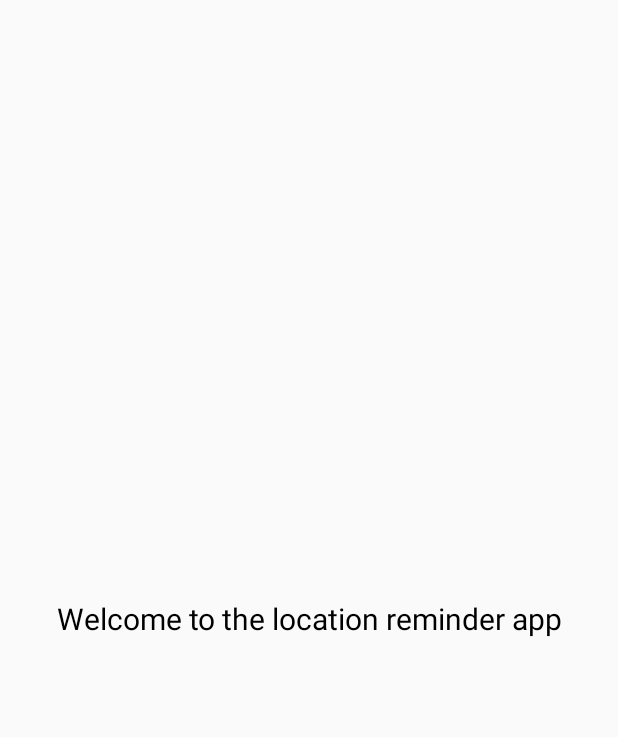
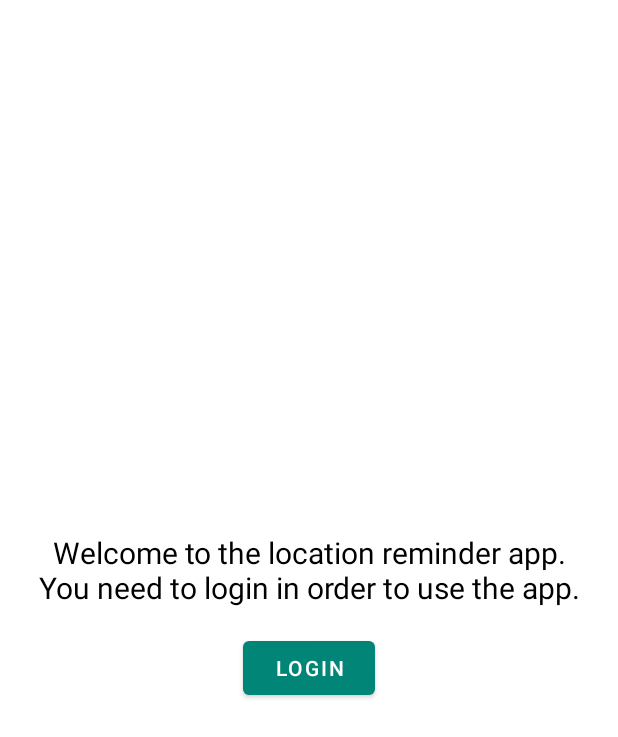
Before and after one commit to fbogulak/location-reminder, an Android app: the layout activity_authentication.xml on its own in the app's theme, with its tools: preview values and no code run, on a phone screen of 412 x 824 dp. Shown: the top 737 px of the screen. Run offline under Robolectric (Android 15) with nearby library versions, the phone set to English and light mode, and no system bars.

Commit message:
Create login screen

```diff
--- a/app/build.gradle
+++ b/app/build.gradle
@@ -16,6 +16,7 @@ android {
         versionCode 1
         versionName "1.0"
         testInstrumentationRunner "androidx.test.runner.AndroidJUnitRunner"
+        multiDexEnabled true
     }
     buildTypes {
         release {
@@ -122,5 +123,10 @@ dependencies {
     implementation "com.google.android.gms:play-services-location:$playServicesVersion"
     implementation "com.google.android.gms:play-services-maps:$playServicesVersion"
 
+    // Firebase
+    implementation 'com.firebaseui:firebase-ui-auth:5.0.0'
+
+    // Multidex
+    implementation 'com.android.support:multidex:1.0.3'
 
 }
--- a/app/src/debug/res/values/google_maps_api.xml
+++ b/app/src/debug/res/values/google_maps_api.xml
@@ -1,4 +1,4 @@
 <resources>
 <!--    TODO: Before you run your application, you need a Google Maps API key.-->
-    <string name="google_maps_key" templateMergeStrategy="preserve" translatable="false"></string>
+    <string name="google_maps_key" templateMergeStrategy="preserve" translatable="false">AIzaSyAAdynbqPcOgoPAXRmqkqXlTRZdsMGYqv8</string>
 </resources>
--- a/app/src/main/res/layout/activity_authentication.xml
+++ b/app/src/main/res/layout/activity_authentication.xml
@@ -7,14 +7,38 @@
     tools:context=".authentication.AuthenticationActivity">
 
     <TextView
-        android:layout_width="wrap_content"
+        android:id="@+id/welcome_text"
+        android:layout_width="0dp"
         android:layout_height="wrap_content"
+        android:layout_marginStart="16dp"
+        android:layout_marginLeft="16dp"
+        android:layout_marginEnd="16dp"
+        android:layout_marginRight="16dp"
+        android:gravity="center_horizontal"
         android:text="@string/welcome_to_the_location_reminder_app"
         android:textColor="@color/black"
         android:textSize="@dimen/text_size_large"
+        app:layout_constraintBottom_toTopOf="@+id/login_button"
+        app:layout_constraintEnd_toEndOf="parent"
+        app:layout_constraintHorizontal_bias="0.5"
+        app:layout_constraintStart_toStartOf="parent"
+        app:layout_constraintTop_toTopOf="parent"
+        app:layout_constraintVertical_chainStyle="packed" />
+
+    <Button
+        android:id="@+id/login_button"
+        android:layout_width="wrap_content"
+        android:layout_height="wrap_content"
+        android:layout_marginStart="16dp"
+        android:layout_marginLeft="16dp"
+        android:layout_marginTop="16dp"
+        android:layout_marginEnd="16dp"
+        android:layout_marginRight="16dp"
+        android:text="@string/login"
         app:layout_constraintBottom_toBottomOf="parent"
         app:layout_constraintEnd_toEndOf="parent"
+        app:layout_constraintHorizontal_bias="0.5"
         app:layout_constraintStart_toStartOf="parent"
-        app:layout_constraintTop_toTopOf="parent" />
+        app:layout_constraintTop_toBottomOf="@+id/welcome_text" />
 
 </androidx.constraintlayout.widget.ConstraintLayout>
--- a/app/src/main/res/values/strings.xml
+++ b/app/src/main/res/values/strings.xml
@@ -9,7 +9,7 @@
     <string name="save">Save</string>
     <string name="reminder_saved">Reminder Saved !</string>
     <string name="logout">Logout</string>
-    <string name="welcome_to_the_location_reminder_app">Welcome to the location reminder app</string>
+    <string name="welcome_to_the_location_reminder_app">Welcome to the location reminder app.\nYou need to login in order to use the app.</string>
     <string name="login">Login</string>
     <string name="title_activity_maps">Map</string>
     <string name="normal_map">Normal Map</string>
--- a/app/src/main/res/values/styles.xml
+++ b/app/src/main/res/values/styles.xml
@@ -1,7 +1,7 @@
 <resources>
 
     <!-- Base application theme. -->
-    <style name="AppTheme" parent="Theme.AppCompat.Light.DarkActionBar">
+    <style name="AppTheme" parent="Theme.MaterialComponents.Light.DarkActionBar">
         <!-- Customize your theme here. -->
         <item name="colorPrimary">@color/colorPrimary</item>
         <item name="colorPrimaryDark">@color/colorPrimaryDark</item>
```
Also changed, not shown: app/src/main/AndroidManifest.xml (+3 -4 lines), app/src/main/java/com/udacity/project4/authentication/AuthenticationActivity.kt (+27 -0 lines).
